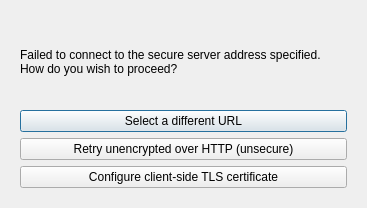
Before: the Qt Designer form src/gui/wizard/owncloudconnectionmethoddialog.ui in nextcloud/desktop, drawn with Qt 5.
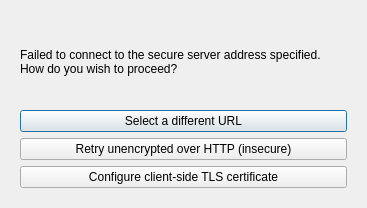
After: the same form once the commit is applied.

Commit message: owncloudconnectionmethoddialog: typo

```diff
--- a/src/gui/wizard/owncloudconnectionmethoddialog.ui
+++ b/src/gui/wizard/owncloudconnectionmethoddialog.ui
@@ -59,7 +59,7 @@
        <item>
         <widget class="QPushButton" name="btnNoTLS">
          <property name="text">
-          <string>Retry unencrypted over HTTP (unsecure)</string>
+          <string>Retry unencrypted over HTTP (insecure)</string>
          </property>
         </widget>
        </item>
```
